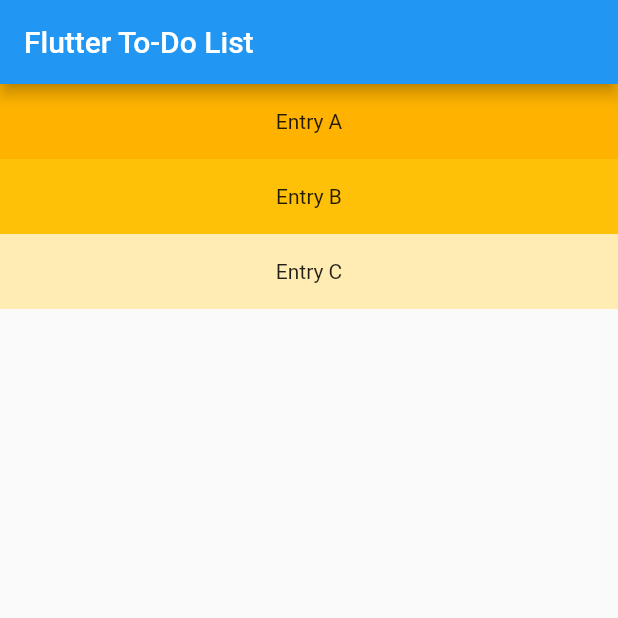
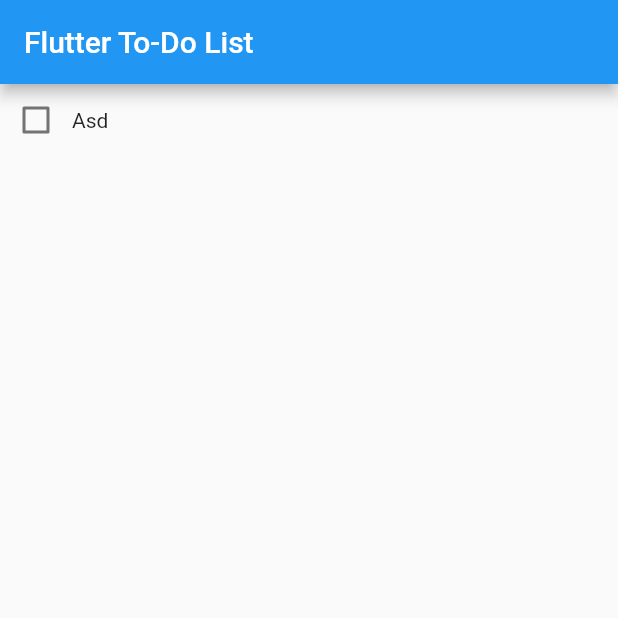
Before and after one commit to lickorice/flutter-todo-list_old, a Flutter app: the screen it shows after launch, on a phone screen of 412 x 824 dp, the top half of it. Run offline on Flutter 3.47's test engine with Material 2 defaults, Android fonts, the phone set to English and light mode, and no system bars.

Commit message:
Add stateful widget TodoListItem

```diff
--- a/lib/main.dart
+++ b/lib/main.dart
@@ -24,22 +24,36 @@ class TodoList extends ListView {
   Widget build(BuildContext context) {
     return ListView(
       children: <Widget>[
-        Container(
-          height: 50,
-          color: Colors.amber[600],
-          child: const Center(child: Text('Entry A')),
-        ),
-        Container(
-          height: 50,
-          color: Colors.amber[500],
-          child: const Center(child: Text('Entry B')),
-        ),
-        Container(
-          height: 50,
-          color: Colors.amber[100],
-          child: const Center(child: Text('Entry C')),
-        ),
+        TodoListItem("Asd"),
       ],
     );
   }
 }
+
+class TodoListItem extends StatefulWidget {
+  final String itemTitle;
+  bool checked = false;
+  TodoListItem(this.itemTitle);
+
+  @override
+  _TodoListItemState createState() => _TodoListItemState();
+}
+
+class _TodoListItemState extends State<TodoListItem> {
+  String _title;
+
+  @override
+  Widget build(BuildContext context) {
+    return Row(
+      children: <Widget>[
+        Checkbox(
+          value: widget.checked,
+          onChanged: (bool value) {setState(() {
+            widget.checked = value;
+          });},
+        ),
+        Text(widget.itemTitle),
+      ],
+    );
+  }
+}
```
